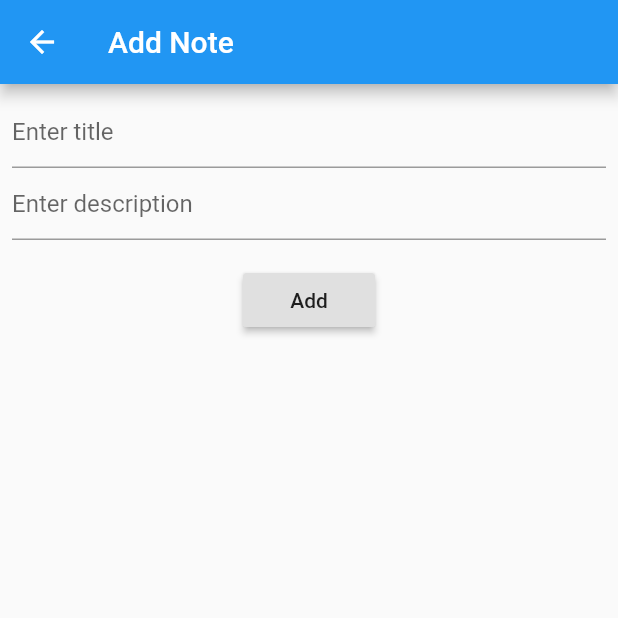
After one commit to nowxel/test_task_key_to_tech, a Flutter app: the screen it shows after launch, after a tap on the "add" icon, on a phone screen of 412 x 824 dp, the top half of it. The commit adds this screen. Run offline on Flutter 3.47's test engine with Material 2 defaults, Android fonts, the phone set to English and light mode, and no system bars; our stand-ins replace bloc, flutter_bloc.

```diff
--- /dev/null
+++ b/lib/bloc/add_ui.dart
@@ -0,0 +1,106 @@
+import 'package:flutter/material.dart';
+import 'package:flutter_bloc/flutter_bloc.dart';
+import 'package:test_task_key_to_tech/bloc/bloc.dart';
+import 'package:test_task_key_to_tech/bloc/event.dart';
+import 'package:test_task_key_to_tech/bloc/model.dart';
+import 'package:test_task_key_to_tech/bloc/state.dart';
+
+
+class NotesAddUi extends StatefulWidget {
+  NoteModel model;
+  int index;
+  NotesAddUi([this.model, this.index]);
+  @override
+  _NotesAddUiState createState() => _NotesAddUiState();
+}
+
+class _NotesAddUiState extends State<NotesAddUi> {
+  TextEditingController titleController;
+  TextEditingController descriptionController;
+  TextEditingController imageController;
+  NoteBloc noteBloc;
+  bool _isEmpty = true;
+
+  @override
+  initState() {
+    super.initState();
+    titleController = TextEditingController();
+    descriptionController = TextEditingController();
+    imageController = TextEditingController();
+    if (widget.model != null) {
+      _isEmpty = false;
+      titleController.text = widget.model.title;
+      descriptionController.text = widget.model.description;
+      imageController.text = widget.model.description;
+    }
+  }
+
+  void addNote() {
+    noteBloc.dispatch(AddNoteEvent(
+        NoteModel(titleController.text, descriptionController.text, imageController.text)));
+    Navigator.pop(context);
+  }
+
+  void updateNote() {
+    noteBloc.dispatch(UpdateNoteEvent(NoteModel(titleController.text, descriptionController.text, imageController.text), widget.index));
+    Navigator.pop(context);
+  }
+
+  @override
+  Widget build(BuildContext context) {
+    noteBloc = BlocProvider.of<NoteBloc>(context);
+
+
+    return Scaffold(
+      appBar: AppBar(
+        title: Text('Add Note'),
+      ),
+      body: Padding(
+        padding: const EdgeInsets.all(8.0),
+        child: Column(
+          children: <Widget>[
+            TextFormField(
+              decoration: InputDecoration(
+                hintText: "Enter title",
+                alignLabelWithHint: true,
+              ),
+              controller: titleController,
+            ),
+            TextFormField(
+              decoration: InputDecoration(
+                hintText: "Enter description",
+                alignLabelWithHint: true,
+              ),
+              controller: descriptionController,
+            ),
+            SizedBox(
+              height: 16,
+            ),
+            BlocBuilder<NoteBloc, NoteState>(
+                bloc: noteBloc,
+                builder: (BuildContext context, NoteState state) {
+                  if (state is AddingNoteInProgressState) {
+                    return Center(child: CircularProgressIndicator());
+                  } else
+                    return RaisedButton(
+                      onPressed: () {
+                        if (_isEmpty) {
+                          addNote();
+                        } else {
+                          updateNote();
+                        }
+                      },
+                      child: Padding(
+                        padding: const EdgeInsets.all(8.0),
+                        child: Text('Add'),
+                      ),
+                    );
+                }),
+          ],
+        ),
+      ),
+    );
+  }
+
+
+}
--- a/lib/bloc/bloc.dart
+++ b/lib/bloc/bloc.dart
@@ -1,24 +1,42 @@
-
 import 'package:bloc/bloc.dart';
+import 'package:flutter/material.dart';
 import 'package:test_task_key_to_tech/bloc/storage.dart';
+import 'add_ui.dart';
 import 'event.dart';
 import 'model.dart';
 import 'state.dart';
 
 class NoteBloc extends Bloc<NoteEvent, NoteState> {
   @override
-  // TODO: implement initialState
   NoteState get initialState => InitialNoteState();
 
   @override
   Stream<NoteState> mapEventToState(NoteEvent event) async* {
-    // TODO: implement mapEventToState
-
     if (event is GetNotesEvent) {
       List<NoteModel> notes = noteStorage.notes;
       yield FetchingNoteCompleteState(notes);
+    } else if (event is OpenAddNoteUiEvent) {
+      Navigator.push(
+          event.context, MaterialPageRoute(builder: (context) => NotesAddUi()));
+    } else if (event is AddNoteEvent) {
+      yield AddingNoteInProgressState();
+      noteStorage.notes.add(event.noteModel);
+      yield AddingNoteCompleteState();
+      List<NoteModel> notes = noteStorage.notes;
+      //Navigator.pop(event.context);
+      yield FetchingNoteCompleteState(notes);
+    } else if (event is ViewDetailNoteEvent) {
+      Navigator.push(
+        event.context, MaterialPageRoute(builder: (context) => NotesAddUi(event.noteModel, event.index)));
+    } else if (event is UpdateNoteEvent) {
+      yield AddingNoteInProgressState();
+      noteStorage.notes[event.index] = event.noteModel;
+      yield AddingNoteCompleteState();
+      yield FetchingNoteCompleteState(noteStorage.notes);
+    } else if (event is RemoveNoteEvent) {
+      noteStorage.notes.removeAt(event.index);
+      yield FetchingNoteCompleteState(noteStorage.notes);
     }
-    //return null;
+
   }
-
 }
--- a/lib/bloc/event.dart
+++ b/lib/bloc/event.dart
@@ -1,13 +1,39 @@
+import 'package:flutter/cupertino.dart';
+import 'package:test_task_key_to_tech/bloc/model.dart';
+
 class NoteEvent {}
 
 ///list of events
 /// 1.getNotes 2.add 3.remove 4.remove 5.viewDetailNote
 class GetNotesEvent extends NoteEvent {}
 
-class AddNoteEvent extends NoteEvent {}
+class AddNoteEvent extends NoteEvent {
+  NoteModel noteModel;
 
-class RemoveNoteEvent extends NoteEvent {}
+  AddNoteEvent(this.noteModel);
+}
 
-class UpdateNoteEvent extends NoteEvent {}
+class OpenAddNoteUiEvent extends NoteEvent {
+  BuildContext context;
+  OpenAddNoteUiEvent(this.context);
+}
 
-class ViewDetailNoteEvent extends NoteEvent {}
+class RemoveNoteEvent extends NoteEvent {
+  int index;
+  RemoveNoteEvent(this.index);
+}
+
+class UpdateNoteEvent extends NoteEvent {
+  NoteModel noteModel;
+  int index;
+  UpdateNoteEvent(this.noteModel, this.index);
+
+
+}
+
+class ViewDetailNoteEvent extends NoteEvent {
+  BuildContext context;
+  NoteModel noteModel;
+  int index;
+  ViewDetailNoteEvent(this.context, this.noteModel, this.index);
+}
--- a/lib/bloc/model.dart
+++ b/lib/bloc/model.dart
@@ -1,10 +1,13 @@
 class NoteModel {
   String _title;
   String _description;
+  String _image;
 
-  NoteModel(this._title, this._description);
+  NoteModel(this._title, this._description, this._image);
 
   String get description => _description;
 
   String get title => _title;
+
+  String get picture => _image;
 }
--- a/lib/bloc/state.dart
+++ b/lib/bloc/state.dart
@@ -12,6 +12,10 @@ class FetchingNoteCompleteState extends NoteState {
   FetchingNoteCompleteState(this.notes);
 }
 
+class AddingNoteInProgressState extends NoteState {}
+
+class AddingNoteCompleteState extends NoteState {}
+
 class EmptyNoteState extends NoteState {}
 
 class InitialNoteState extends NoteState {}
--- a/lib/bloc/storage.dart
+++ b/lib/bloc/storage.dart
@@ -2,10 +2,10 @@ import 'package:test_task_key_to_tech/bloc/model.dart';
 
 class NoteStorage {
   List<NoteModel> _noteModels = [
-    NoteModel("Chemistry", "Get book from general store"),
-    NoteModel("Physics", "Read reference book"),
-    NoteModel("Maths", "It's really hard bro, if you don't study"),
-    NoteModel("Football", "Match at 8'o' clock"),
+    NoteModel("Chemistry", "Get book from general store", ''),
+    NoteModel("Physics", "Read reference book", ""),
+    NoteModel("Maths", "It's really hard bro, if you don't study", ""),
+    NoteModel("Football", "Match at 8'o' clock", ""),
   ];
 
   List<NoteModel> get notes => _noteModels;
--- a/lib/bloc/ui.dart
+++ b/lib/bloc/ui.dart
@@ -18,13 +18,21 @@ class _NotesUiState extends State<NotesUi> {
     return Scaffold(
       appBar: AppBar(
         title: Text("Notes"),
+        actions: <Widget>[
+          IconButton(
+            onPressed: () {
+              noteBloc.dispatch(OpenAddNoteUiEvent(context));
+            },
+            icon: Icon(Icons.add),
+          )
+        ],
       ),
       body: BlocBuilder<NoteBloc, NoteState>(
         bloc: noteBloc,
         builder: (BuildContext context, NoteState state) {
           if (state is InitialNoteState) {
             return Center(
-              child: Text('Welcome to notes family'),
+              child: Text('Welcome to notes app'),
             );
           } else if (state is FetchingNoteCompleteState) {
             return ListView.builder(
@@ -34,6 +42,14 @@ class _NotesUiState extends State<NotesUi> {
                 return ListTile(
                   title: Text(state.notes[index].title),
                   subtitle: Text(state.notes[index].description),
+                  trailing: IconButton(icon: Icon(Icons.delete),
+                    onPressed: () {
+                      noteBloc.dispatch(RemoveNoteEvent(index));
+                    },
+                  ),
+                  onTap: () {
+                    noteBloc.dispatch(ViewDetailNoteEvent(context, state.notes[index], index));
+                  },
                 );
               },
             );
--- a/lib/main.dart
+++ b/lib/main.dart
@@ -1,8 +1,10 @@
 import 'package:flutter/material.dart';
 import 'package:flutter_bloc/flutter_bloc.dart';
 import 'package:test_task_key_to_tech/bloc/bloc.dart';
+// import 'package:test_task_key_to_tech/bloc/model.dart';
 
 import 'package:test_task_key_to_tech/bloc/ui.dart';
+import 'package:test_task_key_to_tech/bloc/add_ui.dart';
 
 void main() => runApp(MyApp());
 
@@ -10,13 +12,16 @@ class MyApp extends StatelessWidget {
   // This widget is the root of your application.
   @override
   Widget build(BuildContext context) {
-    return MaterialApp(
-      title: 'Flutter Demo',
-      theme: ThemeData(
-        primarySwatch: Colors.blue,
-      ),
-      home: BlocProvider<NoteBloc>(
-          builder: (context) => NoteBloc(), child: NotesUi()),
+    return MultiBlocProvider(
+      providers: [
+        BlocProvider<NoteBloc>(
+            builder: (context) => NoteBloc(), child: NotesUi()),
+        BlocProvider<NoteBloc>(
+            builder: (context) => NoteBloc(), child: NotesAddUi()),
+        BlocProvider<NoteBloc>(
+            builder: (context) => NoteBloc(), child: NotesAddUi()),
+      ],
+      child: MaterialApp(home: NotesUi()),
     );
   }
 }
--- a/pubspec.yaml
+++ b/pubspec.yaml
@@ -30,6 +30,7 @@ dependencies:
   cupertino_icons: ^1.0.0
   bloc: ^0.15.0
   flutter_bloc: ^0.21.0
+  image_picker: 0.6.6+1
 
 dev_dependencies:
   flutter_test:
```
Also changed, not shown: pubspec.lock.
